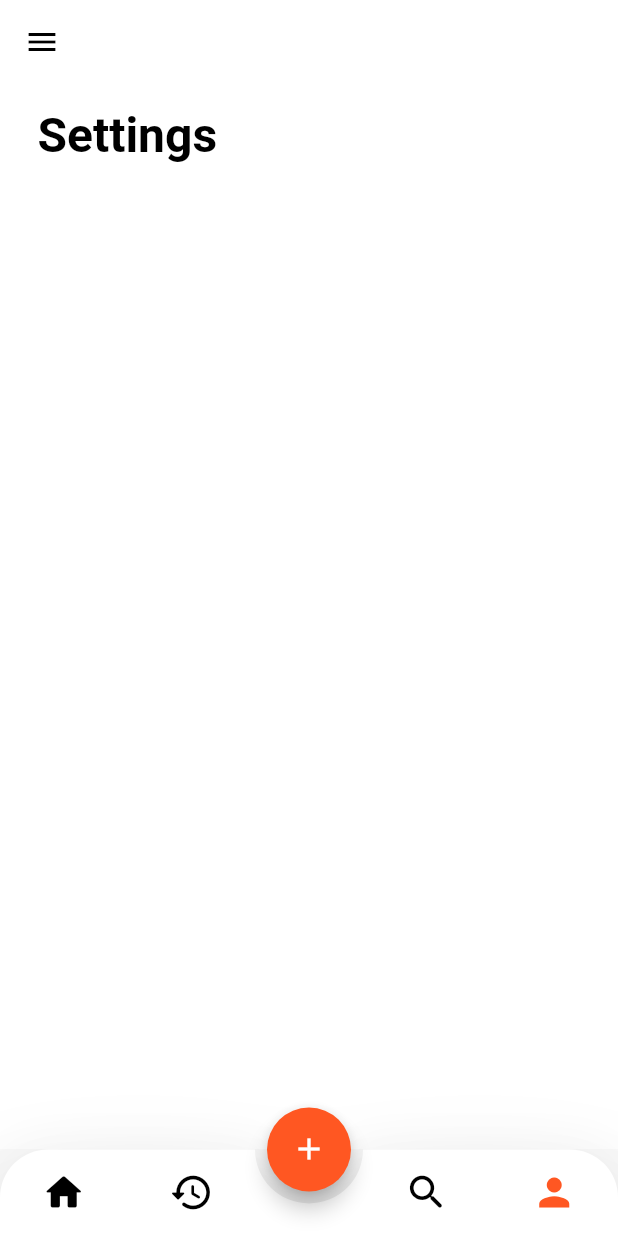
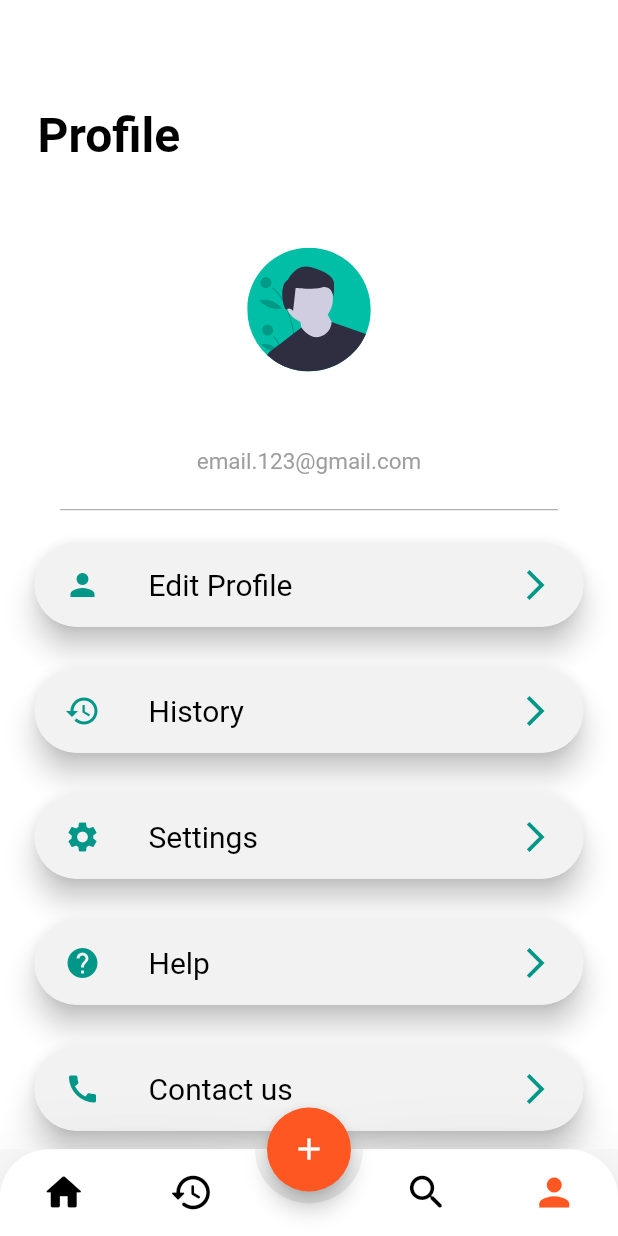
Before and after one commit to Altayeb1422/hash, a Flutter app: the screen it shows after launch, swiped to page 4, on a phone screen of 412 x 824 dp. Run offline on Flutter 3.47's test engine with Material 2 defaults, Android fonts, the phone set to English and light mode, and no system bars; drawn by our look-alikes of animated_bottom_navigation_bar, flutter_speed_dial; our stand-ins replace after_layout, awesome_dialog, carousel_slider, cloud_firestore, easy_localization, firebase_auth and 14 more; missing offline and left inert: flutter_facebook_auth; accounts and stored records are empty; network calls fail; project files that could hold a hidden picture were left out.

Commit message:
may 17,2022 Tue

```diff
--- a/lib/view/settings.dart
+++ b/lib/view/settings.dart
@@ -1,4 +1,5 @@
 import 'package:flutter/material.dart';
+import 'package:flutter_svg/svg.dart';
 import 'package:flutter_zoom_drawer/flutter_zoom_drawer.dart';
 
 class Settings extends StatefulWidget {
@@ -11,36 +12,85 @@ class Settings extends StatefulWidget {
 class _SettingsState extends State<Settings> {
   @override
   Widget build(BuildContext context) {
+    Size size = MediaQuery.of(context).size;
     return Scaffold(
       backgroundColor: Colors.white,
       appBar: AppBar(
         elevation: 0.0,
         backgroundColor: Colors.transparent,
-        leading: IconButton(
-            icon: const Icon(
-              Icons.menu,
-              color: Colors.black,
       ),
-            onPressed: () {
-              ZoomDrawer.of(context)!.toggle();
-            }),
-      ),
-      body:  Column(
+      body:  SingleChildScrollView(
+        scrollDirection: Axis.vertical,
+        physics: BouncingScrollPhysics(),
+        child: Column(
           crossAxisAlignment: CrossAxisAlignment.start,
           children: [
             const Padding(
               padding: EdgeInsets.symmetric(
                   horizontal: 25.0, vertical: 15),
               child: Text(
-              "Settings",
+                "Profile",
                 style: TextStyle(
                     fontSize: 32,
                     fontWeight: FontWeight.bold,
                     color: Colors.black),
               ),
             ),
+            Center(
+              child: SvgPicture.asset(
+                "assets/user.svg",
+                height:size.height * .20,
+                width: size.width * .20,
+              ),
+            ),
+            SizedBox(height: 10,),
+            Center(child: Text("email.123@gmail.com", style: TextStyle(color: Colors.grey, fontSize: 15),)),
+            SizedBox(height: 15,),
+            Divider(color: Colors.grey, indent: 40, endIndent: 40,),
+            OptionsCard(title: "Edit Profile", icon: Icon(Icons.person),),
+            OptionsCard(title: "History", icon: Icon(Icons.history),),
+            OptionsCard(title: "Settings", icon: Icon(Icons.settings),),
+            OptionsCard(title: "Help", icon: Icon(Icons.help),),
+            OptionsCard(title: "Contact us", icon: Icon(Icons.call),),
           ],
+        ),
       ),
     );
   }
 }
+
+class OptionsCard extends StatelessWidget {
+  const OptionsCard({
+    Key? key, required this.icon, required this.title,
+  }) : super(key: key);
+  final dynamic icon;
+  final String title;
+  @override
+  Widget build(BuildContext context) {
+    return Padding(
+      padding: const EdgeInsets.all(8.0),
+      child: Card(
+        shape: RoundedRectangleBorder(
+          borderRadius: BorderRadius.circular(30.0),
+        ),
+        elevation: 8.0,
+        margin: const EdgeInsets.symmetric(horizontal: 15.0, vertical: 6.0),
+        child: Container(
+          decoration:
+          BoxDecoration(color: Color(0xfff2f2f2),borderRadius: BorderRadius.circular(30)),
+          child: ListTile(
+            iconColor: Colors.teal,
+            textColor: Colors.black,
+            contentPadding:
+            const EdgeInsets.symmetric(horizontal: 20.0,  ),
+            leading: icon,
+            title: Text(title, style: TextStyle(
+              fontSize: 20,
+            ),),
+            trailing: Icon(Icons.arrow_forward_ios),
+          ),
+        ),
+      ),
+    );
+  }
+}
```
Also changed, not shown: lib/view/home_body.dart (+8 -2 lines), lib/view/motors/cars_detailes_widget.dart (added, +59 -0 lines), lib/view/single_car_page.dart (added, +332 -0 lines), lib/view/single_property_page.dart (+15 -11 lines), assets/user.svg (added). Lines whose indentation alone changed are shown as unchanged.
